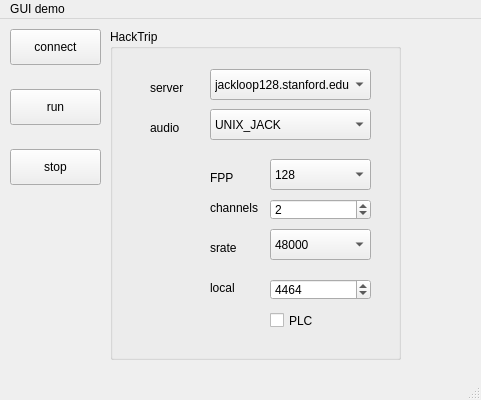
cchafe/hacktrip, file guiDemo/app/mainwindow.ui: the form before one commit.
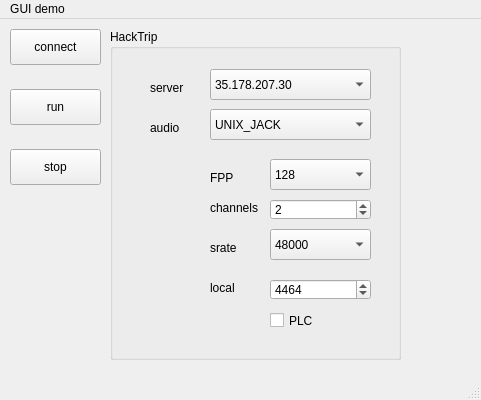
The form after the commit.

Patch:
```diff
--- a/guiDemo/app/mainwindow.ui
+++ b/guiDemo/app/mainwindow.ui
@@ -143,6 +143,11 @@
        <height>31</height>
       </rect>
      </property>
+     <item>
+      <property name="text">
+       <string>35.178.207.30</string>
+      </property>
+     </item>
      <item>
       <property name="text">
        <string>jackloop128.stanford.edu</string>
```
